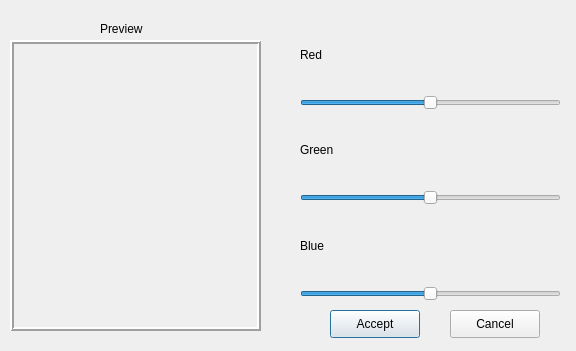
Above: sliderdialog.ui from zjucsxxd/Qt-Image-Viewer-1 before the change. Below: the same form after it.
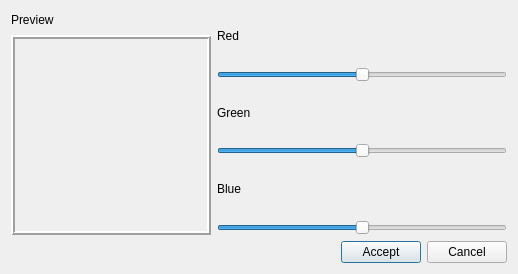
That is the form after the change.

Commit message: Add a zoom combo box and improve the slider thingy

The edit to the form file:
```diff
--- a/sliderdialog.ui
+++ b/sliderdialog.ui
@@ -6,21 +6,44 @@
    <rect>
     <x>0</x>
     <y>0</y>
-    <width>576</width>
-    <height>351</height>
+    <width>518</width>
+    <height>274</height>
    </rect>
   </property>
   <property name="windowTitle">
    <string>Dialog</string>
   </property>
+  <layout class="QVBoxLayout" name="verticalLayout_3">
+   <item>
+    <layout class="QHBoxLayout" name="horizontalLayout">
+     <item>
+      <layout class="QVBoxLayout" name="verticalLayout_2">
+       <item>
+        <widget class="QLabel" name="label">
+         <property name="text">
+          <string>Preview</string>
+         </property>
+        </widget>
+       </item>
+       <item>
   <widget class="QLabel" name="PreviewLabel">
-   <property name="geometry">
-    <rect>
-     <x>10</x>
-     <y>40</y>
-     <width>251</width>
-     <height>291</height>
-    </rect>
+         <property name="sizePolicy">
+          <sizepolicy hsizetype="Fixed" vsizetype="Fixed">
+           <horstretch>0</horstretch>
+           <verstretch>0</verstretch>
+          </sizepolicy>
+         </property>
+         <property name="minimumSize">
+          <size>
+           <width>200</width>
+           <height>200</height>
+          </size>
+         </property>
+         <property name="maximumSize">
+          <size>
+           <width>200</width>
+           <height>200</height>
+          </size>
    </property>
    <property name="autoFillBackground">
     <bool>true</bool>
@@ -41,28 +64,10 @@
     <bool>true</bool>
    </property>
   </widget>
-  <widget class="QLabel" name="label">
-   <property name="geometry">
-    <rect>
-     <x>100</x>
-     <y>20</y>
-     <width>65</width>
-     <height>17</height>
-    </rect>
-   </property>
-   <property name="text">
-    <string>Preview</string>
-   </property>
-  </widget>
-  <widget class="QWidget" name="layoutWidget">
-   <property name="geometry">
-    <rect>
-     <x>300</x>
-     <y>20</y>
-     <width>261</width>
-     <height>281</height>
-    </rect>
-   </property>
+       </item>
+      </layout>
+     </item>
+     <item>
    <layout class="QVBoxLayout" name="verticalLayout">
     <item>
      <widget class="QLabel" name="label_4">
@@ -125,33 +130,52 @@
      </widget>
     </item>
    </layout>
-  </widget>
+     </item>
+    </layout>
+   </item>
+   <item>
+    <layout class="QHBoxLayout" name="horizontalLayout_3">
+     <item>
+      <spacer name="horizontalSpacer">
+       <property name="orientation">
+        <enum>Qt::Horizontal</enum>
+       </property>
+       <property name="sizeHint" stdset="0">
+        <size>
+         <width>40</width>
+         <height>20</height>
+        </size>
+       </property>
+      </spacer>
+     </item>
+     <item>
+      <layout class="QHBoxLayout" name="horizontalLayout_2">
+       <item>
   <widget class="QPushButton" name="pushButton">
-   <property name="geometry">
-    <rect>
-     <x>330</x>
-     <y>310</y>
-     <width>90</width>
-     <height>28</height>
-    </rect>
-   </property>
    <property name="text">
     <string>Accept</string>
    </property>
   </widget>
+       </item>
+       <item>
   <widget class="QPushButton" name="pushButton_2">
-   <property name="geometry">
-    <rect>
-     <x>450</x>
-     <y>310</y>
-     <width>90</width>
-     <height>28</height>
-    </rect>
-   </property>
    <property name="text">
     <string>Cancel</string>
    </property>
   </widget>
+       </item>
+      </layout>
+     </item>
+    </layout>
+   </item>
+  </layout>
+  <zorder>PreviewLabel</zorder>
+  <zorder>label</zorder>
+  <zorder>layoutWidget</zorder>
+  <zorder>pushButton</zorder>
+  <zorder>pushButton_2</zorder>
+  <zorder>label_6</zorder>
+  <zorder>horizontalSpacer</zorder>
  </widget>
  <resources/>
  <connections>
```
Left out of the diff: 12 changed lines with no effect on the pictures. Lines whose indentation alone changed are shown as unchanged. The commit also changes 7 other files.
